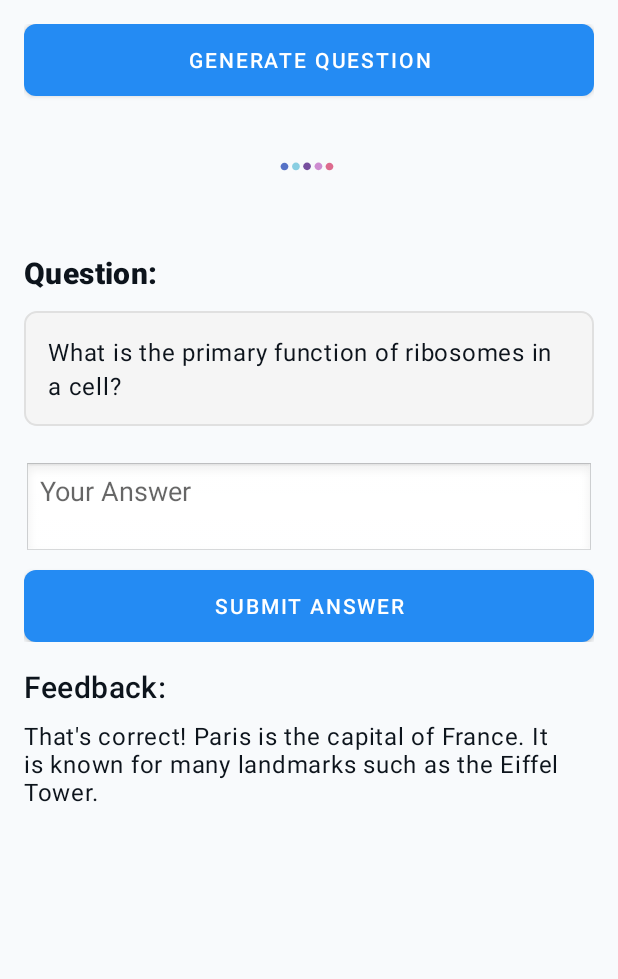
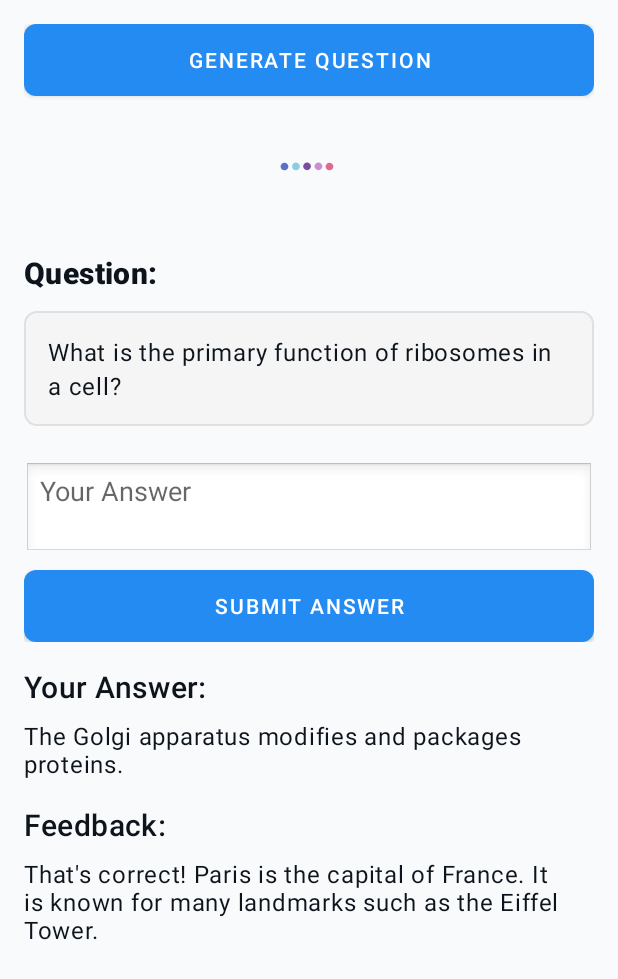
Before and after one commit to johnnie2701/smartlearning, an Android app: the layout fragment_quiz.xml on its own in the app's theme, with its tools: preview values and no code run, on a phone screen of 412 x 824 dp. Shown: the top 979 px of the screen. Run offline under Robolectric (Android 15) with nearby library versions, the phone set to English and light mode, and no system bars.

Commit message:
feat: Add user answer above feedback

```diff
--- a/app/src/main/res/layout/fragment_quiz.xml
+++ b/app/src/main/res/layout/fragment_quiz.xml
@@ -96,6 +96,21 @@
                 android:layout_width="wrap_content"
                 android:layout_height="wrap_content"
                 android:layout_marginTop="16dp"
+                android:text="Your Answer:"
+                android:textAppearance="?attr/textAppearanceHeadline6"/>
+
+            <TextView
+                android:id="@+id/userAnswerTextView"
+                android:layout_width="match_parent"
+                android:layout_height="wrap_content"
+                android:layout_marginTop="8dp"
+                android:textAppearance="?attr/textAppearanceBody1"
+                tools:text="The Golgi apparatus modifies and packages proteins." />
+
+            <TextView
+                android:layout_width="wrap_content"
+                android:layout_height="wrap_content"
+                android:layout_marginTop="16dp"
                 android:text="Feedback:"
                 android:textAppearance="?attr/textAppearanceHeadline6" />
 
```
Also changed, not shown: app/src/main/java/com/gemma3n/smartlearning/QuizFragment.java (+12 -1 lines).
